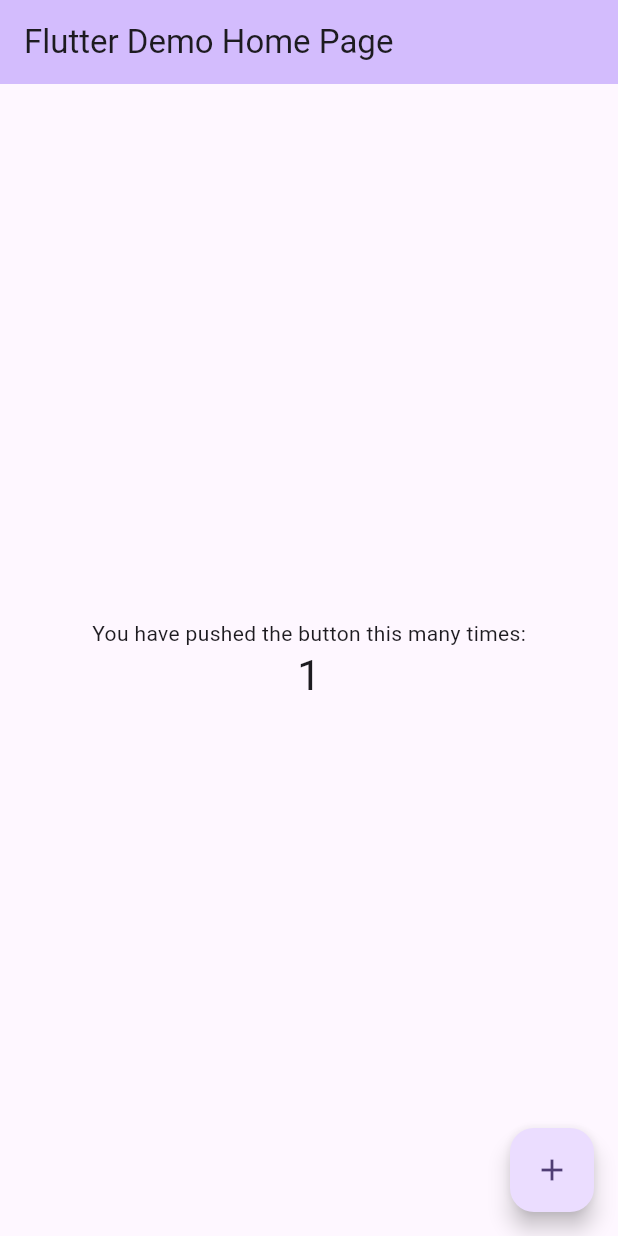
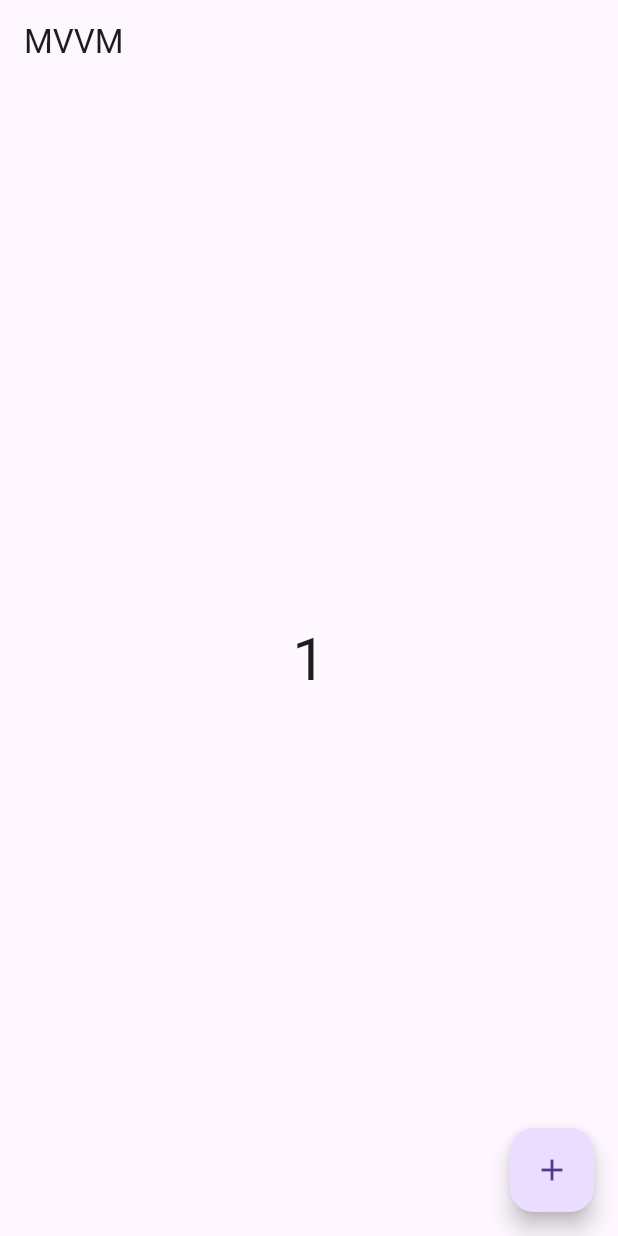
Before and after one commit to htomeload/mvvm_example, a Flutter app: the screen it shows after launch, after a tap on the "add" icon, on a phone screen of 412 x 824 dp. Run offline on Flutter 3.47's test engine with Material 3 defaults, Android fonts, the phone set to English and light mode, and no system bars.

Commit message:
Complete example mvvm - Add view, model and view model files

```diff
--- /dev/null
+++ b/lib/counter_models.dart
@@ -0,0 +1,3 @@
+class CounterModels {
+  int value = 0;
+}
--- /dev/null
+++ b/lib/counter_view.dart
@@ -0,0 +1,39 @@
+import 'package:flutter/material.dart';
+import 'package:mvvm_example/counter_models.dart';
+import 'package:mvvm_example/counter_viewmodel.dart';
+
+class CounterView extends StatefulWidget {
+  const CounterView({super.key});
+
+  @override
+  State<CounterView> createState() => _CounterViewState();
+}
+
+class _CounterViewState extends State<CounterView> {
+  final CounterViewmodel viewmodel = CounterViewmodel(CounterModels());
+
+  @override
+  void initState() {
+    super.initState();
+    viewmodel.onCounterChanged = () => setState(() {});
+  }
+
+  @override
+  Widget build(BuildContext context) {
+    return Scaffold(
+      appBar: AppBar(
+        title: const Text("MVVM"),
+      ),
+      body: Center(
+        child: Text(
+          viewmodel.counter.toString(),
+          style: const TextStyle(fontSize: 40.0),
+        ),
+      ),
+      floatingActionButton: FloatingActionButton(
+        onPressed: viewmodel.increment,
+        child: const Icon(Icons.add),
+      ),
+    );
+  }
+}
--- /dev/null
+++ b/lib/counter_viewmodel.dart
@@ -0,0 +1,17 @@
+import 'package:mvvm_example/counter_models.dart';
+
+typedef VoidCallback = void Function();
+
+class CounterViewmodel {
+  final CounterModels _models;
+  VoidCallback? onCounterChanged;
+
+  CounterViewmodel(this._models);
+
+  int get counter => _models.value;
+
+  void increment() {
+    _models.value++;
+    onCounterChanged?.call();
+  }
+}
--- a/lib/main.dart
+++ b/lib/main.dart
@@ -1,4 +1,5 @@
 import 'package:flutter/material.dart';
+import 'package:mvvm_example/counter_view.dart';
 
 void main() {
   runApp(const MyApp());
@@ -10,116 +11,9 @@ class MyApp extends StatelessWidget {
   // This widget is the root of your application.
   @override
   Widget build(BuildContext context) {
-    return MaterialApp(
-      title: 'Flutter Demo',
-      theme: ThemeData(
-        // This is the theme of your application.
-        //
-        // TRY THIS: Try running your application with "flutter run". You'll see
-        // the application has a purple toolbar. Then, without quitting the app,
-        // try changing the seedColor in the colorScheme below to Colors.green
-        // and then invoke "hot reload" (save your changes or press the "hot
-        // reload" button in a Flutter-supported IDE, or press "r" if you used
-        // the command line to start the app).
-        //
-        // Notice that the counter didn't reset back to zero; the application
-        // state is not lost during the reload. To reset the state, use hot
-        // restart instead.
-        //
-        // This works for code too, not just values: Most code changes can be
-        // tested with just a hot reload.
-        colorScheme: ColorScheme.fromSeed(seedColor: Colors.deepPurple),
-        useMaterial3: true,
-      ),
-      home: const MyHomePage(title: 'Flutter Demo Home Page'),
+    return const MaterialApp(
+      title: 'Flutter MVVM',
+      home: CounterView(),
     );
   }
 }
-
-class MyHomePage extends StatefulWidget {
-  const MyHomePage({super.key, required this.title});
-
-  // This widget is the home page of your application. It is stateful, meaning
-  // that it has a State object (defined below) that contains fields that affect
-  // how it looks.
-
-  // This class is the configuration for the state. It holds the values (in this
-  // case the title) provided by the parent (in this case the App widget) and
-  // used by the build method of the State. Fields in a Widget subclass are
-  // always marked "final".
-
-  final String title;
-
-  @override
-  State<MyHomePage> createState() => _MyHomePageState();
-}
-
-class _MyHomePageState extends State<MyHomePage> {
-  int _counter = 0;
-
-  void _incrementCounter() {
-    setState(() {
-      // This call to setState tells the Flutter framework that something has
-      // changed in this State, which causes it to rerun the build method below
-      // so that the display can reflect the updated values. If we changed
-      // _counter without calling setState(), then the build method would not be
-      // called again, and so nothing would appear to happen.
-      _counter++;
-    });
-  }
-
-  @override
-  Widget build(BuildContext context) {
-    // This method is rerun every time setState is called, for instance as done
-    // by the _incrementCounter method above.
-    //
-    // The Flutter framework has been optimized to make rerunning build methods
-    // fast, so that you can just rebuild anything that needs updating rather
-    // than having to individually change instances of widgets.
-    return Scaffold(
-      appBar: AppBar(
-        // TRY THIS: Try changing the color here to a specific color (to
-        // Colors.amber, perhaps?) and trigger a hot reload to see the AppBar
-        // change color while the other colors stay the same.
-        backgroundColor: Theme.of(context).colorScheme.inversePrimary,
-        // Here we take the value from the MyHomePage object that was created by
-        // the App.build method, and use it to set our appbar title.
-        title: Text(widget.title),
-      ),
-      body: Center(
-        // Center is a layout widget. It takes a single child and positions it
-        // in the middle of the parent.
-        child: Column(
-          // Column is also a layout widget. It takes a list of children and
-          // arranges them vertically. By default, it sizes itself to fit its
-          // children horizontally, and tries to be as tall as its parent.
-          //
-          // Column has various properties to control how it sizes itself and
-          // how it positions its children. Here we use mainAxisAlignment to
-          // center the children vertically; the main axis here is the vertical
-          // axis because Columns are vertical (the cross axis would be
-          // horizontal).
-          //
-          // TRY THIS: Invoke "debug painting" (choose the "Toggle Debug Paint"
-          // action in the IDE, or press "p" in the console), to see the
-          // wireframe for each widget.
-          mainAxisAlignment: MainAxisAlignment.center,
-          children: <Widget>[
-            const Text(
-              'You have pushed the button this many times:',
-            ),
-            Text(
-              '$_counter',
-              style: Theme.of(context).textTheme.headlineMedium,
-            ),
-          ],
-        ),
-      ),
-      floatingActionButton: FloatingActionButton(
-        onPressed: _incrementCounter,
-        tooltip: 'Increment',
-        child: const Icon(Icons.add),
-      ), // This trailing comma makes auto-formatting nicer for build methods.
-    );
-  }
-}
```
